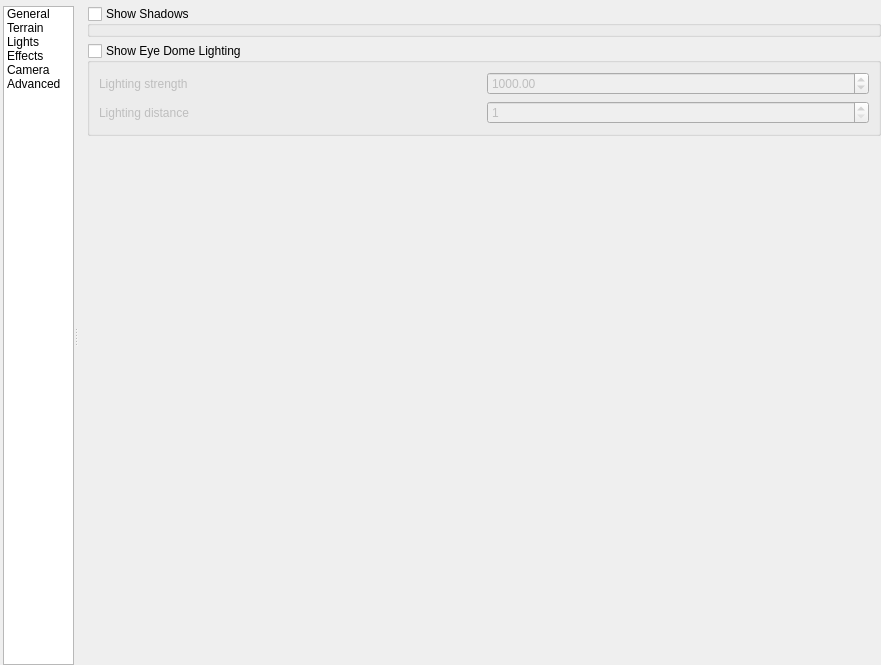
Above: src/ui/3d/map3dconfigwidget.ui from qgis/QGIS before the change. Below: the same form after it.
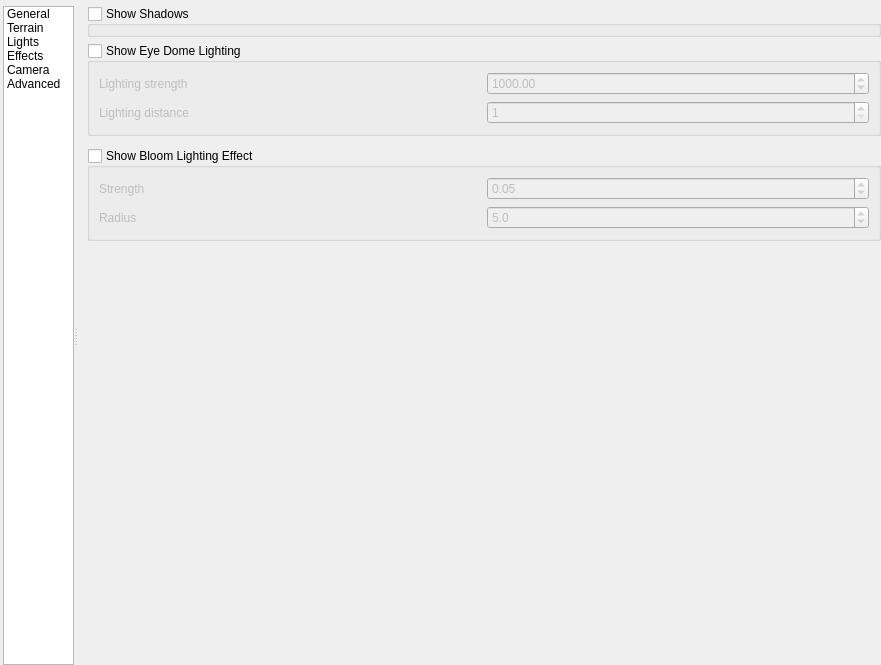
That is the form after the change. The open tabs and pages were chosen to show the change. Icons and pictures are not drawn. Custom widgets are drawn as their Qt base class.

Commit message: [feature] Add optional light bloom effect

Diff of the .ui file:
```diff
--- a/src/ui/3d/map3dconfigwidget.ui
+++ b/src/ui/3d/map3dconfigwidget.ui
@@ -751,6 +751,70 @@
                <item>
                 <widget class="QgsAmbientOcclusionSettingsWidget" name="mAmbientOcclusionSettingsWidget" native="true"/>
                </item>
+               <item>
+                <widget class="QGroupBox" name="mBloomGroupBox">
+                 <property name="title">
+                  <string>Show Bloom Lighting Effect</string>
+                 </property>
+                 <property name="checkable">
+                  <bool>true</bool>
+                 </property>
+                 <property name="checked">
+                  <bool>false</bool>
+                 </property>
+                 <layout class="QGridLayout" name="gridLayout_4">
+                  <item row="0" column="0">
+                   <widget class="QLabel" name="label_9">
+                    <property name="text">
+                     <string>Strength</string>
+                    </property>
+                   </widget>
+                  </item>
+                  <item row="0" column="1">
+                   <widget class="QgsDoubleSpinBox" name="mSpinBloomIntensity">
+                    <property name="toolTip">
+                     <string>Controls the overall intensity of the bloom lighting effect</string>
+                    </property>
+                    <property name="maximum">
+                     <double>10000.000000000000000</double>
+                    </property>
+                    <property name="singleStep">
+                     <double>0.010000000000000</double>
+                    </property>
+                    <property name="value">
+                     <double>0.050000000000000</double>
+                    </property>
+                   </widget>
+                  </item>
+                  <item row="1" column="0">
+                   <widget class="QLabel" name="label_10">
+                    <property name="text">
+                     <string>Radius</string>
+                    </property>
+                   </widget>
+                  </item>
+                  <item row="1" column="1">
+                   <widget class="QgsDoubleSpinBox" name="mSpinBloomRadius">
+                    <property name="toolTip">
+                     <string>Controls the overall size of the bloom lighting effect</string>
+                    </property>
+                    <property name="decimals">
+                     <number>1</number>
+                    </property>
+                    <property name="maximum">
+                     <double>10.000000000000000</double>
+                    </property>
+                    <property name="singleStep">
+                     <double>0.100000000000000</double>
+                    </property>
+                    <property name="value">
+                     <double>5.000000000000000</double>
+                    </property>
+                   </widget>
+                  </item>
+                 </layout>
+                </widget>
+               </item>
                <item>
                 <spacer name="verticalSpacerShadow">
                  <property name="orientation">
```
The commit also changes 29 other files.
